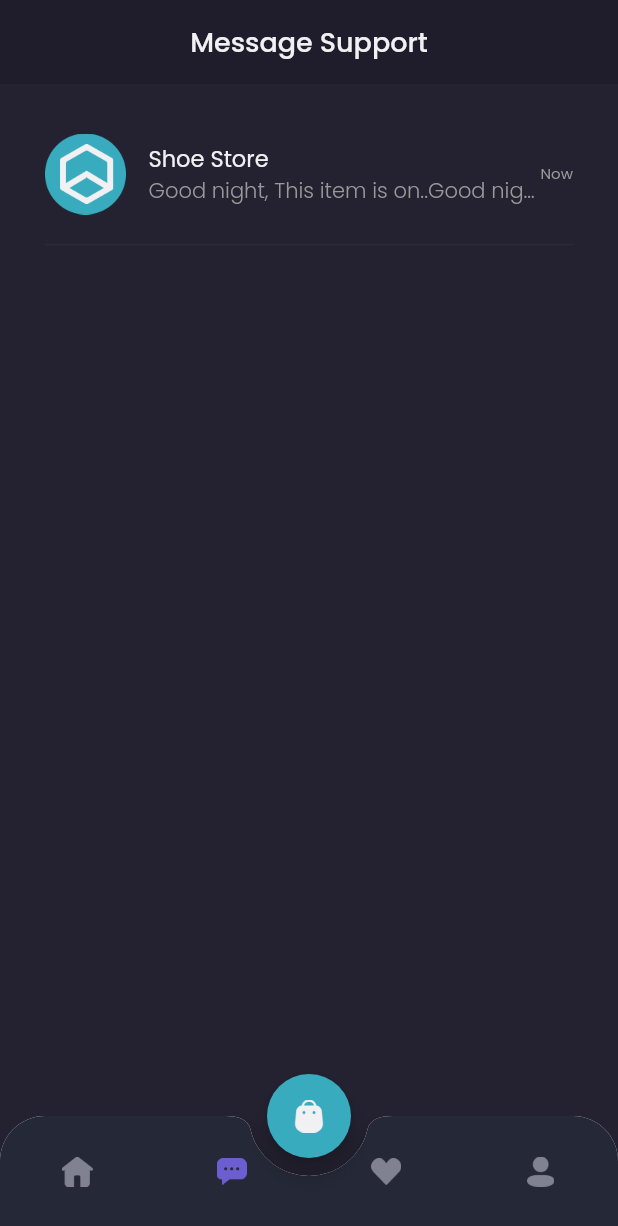
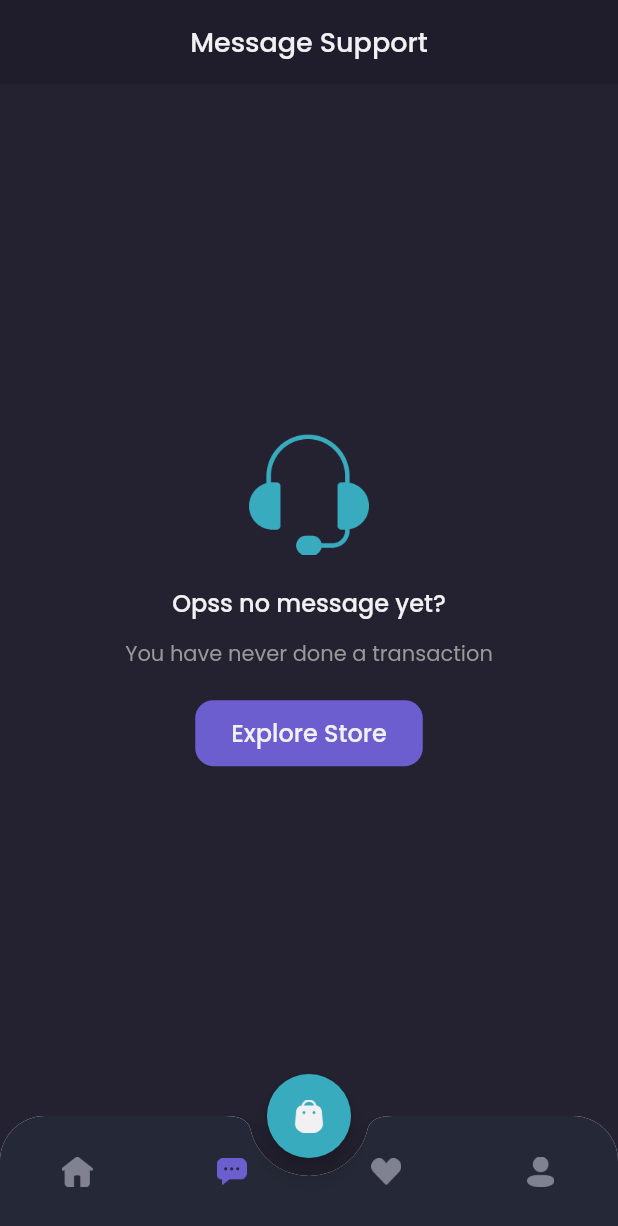
Before and after one commit to endijulian/flutter_toko_online, a Flutter app: the MainPage screen opened by its route, item 2 of the bottom bar chosen, on a phone screen of 412 x 824 dp. Shown: the top 1226 px of the screen. Run offline on Flutter 3.47's test engine with Material 2 defaults, Android fonts, the phone set to English and light mode, and no system bars; our stand-ins replace cloud_firestore, firebase_core, google_fonts; accounts and stored records are empty; network calls fail.

Commit message:
finish chat

```diff
--- a/lib/main.dart
+++ b/lib/main.dart
@@ -13,6 +13,7 @@ import 'package:shamo/pages/sign_up_page.dart';
 import 'package:shamo/pages/splash_page.dart';
 import 'package:shamo/providers/auth_provider.dart';
 import 'package:shamo/providers/cart_provider.dart';
+import 'package:shamo/providers/page_provider.dart';
 import 'package:shamo/providers/product_provider.dart';
 import 'package:shamo/providers/transaction_provider.dart';
 import 'package:shamo/providers/wishlist_provider.dart';
@@ -45,6 +46,9 @@ class MyApp extends StatelessWidget {
         ChangeNotifierProvider(
           create: (context) => TransactionProvider(),
         ),
+        ChangeNotifierProvider(
+          create: (context) => PageProvider(),
+        ),
       ],
       child: MaterialApp(
         debugShowCheckedModeBanner: false,
--- a/lib/models/product_model.dart
+++ b/lib/models/product_model.dart
@@ -46,8 +46,8 @@ class ProductModel {
       'tags': tags,
       'category': category.toJson(),
       'galleries': galleries.map((gallery) => gallery.toJson()).toList(),
-      'createdAt': createdAt.toString(),
-      'updatedAt': updatedAt.toString(),
+      'created_at': createdAt.toString(),
+      'updated_at': updatedAt.toString(),
     };
   }
 }
--- a/lib/pages/home/chat_page.dart
+++ b/lib/pages/home/chat_page.dart
@@ -1,10 +1,18 @@
 import 'package:flutter/material.dart';
+import 'package:provider/provider.dart';
+import 'package:shamo/models/message_model.dart';
+import 'package:shamo/providers/auth_provider.dart';
+import 'package:shamo/providers/page_provider.dart';
+import 'package:shamo/services/message_service.dart';
 import 'package:shamo/theme.dart';
 import 'package:shamo/widgets/chat_tile.dart';
 
 class ChatPage extends StatelessWidget {
   @override
   Widget build(BuildContext context) {
+    AuthProvider authProvider = Provider.of<AuthProvider>(context);
+    PageProvider pageProvider = Provider.of<PageProvider>(context);
+
     Widget header() {
       return AppBar(
         backgroundColor: backgroundColor1,
@@ -56,7 +64,9 @@ class ChatPage extends StatelessWidget {
               Container(
                 height: 44,
                 child: TextButton(
-                  onPressed: () {},
+                  onPressed: () {
+                    pageProvider.currentIndex = 0;
+                  },
                   style: TextButton.styleFrom(
                     padding: EdgeInsets.symmetric(
                       horizontal: 24,
@@ -83,6 +93,15 @@ class ChatPage extends StatelessWidget {
     }
 
     Widget content() {
+      return StreamBuilder<List<MessageModel>>(
+          stream: MessageService()
+              .getMessagesByUserId(userId: authProvider.user.id),
+          builder: (context, snapshot) {
+            if (snapshot.hasData) {
+              if (snapshot.data.length == 0) {
+                return emptyChat();
+              }
+
               return Expanded(
                 child: Container(
                   width: double.infinity,
@@ -92,11 +111,15 @@ class ChatPage extends StatelessWidget {
                       horizontal: defaultMargin,
                     ),
                     children: [
-              ChatTile(),
+                      ChatTile(snapshot.data[snapshot.data.length - 1]),
                     ],
                   ),
                 ),
               );
+            } else {
+              return emptyChat();
+            }
+          });
     }
 
     return Column(
--- a/lib/pages/home/main_page.dart
+++ b/lib/pages/home/main_page.dart
@@ -1,8 +1,10 @@
 import 'package:flutter/material.dart';
+import 'package:provider/provider.dart';
 import 'package:shamo/pages/home/chat_page.dart';
 import 'package:shamo/pages/home/home_page.dart';
 import 'package:shamo/pages/home/profile_page.dart';
 import 'package:shamo/pages/home/wishlist_page.dart';
+import 'package:shamo/providers/page_provider.dart';
 import 'package:shamo/theme.dart';
 
 class MainPage extends StatefulWidget {
@@ -11,10 +13,12 @@ class MainPage extends StatefulWidget {
 }
 
 class _MainPageState extends State<MainPage> {
-  int currentIndex = 0;
+  // int currentIndex = 0;
 
   @override
   Widget build(BuildContext context) {
+    PageProvider pageProvider = Provider.of<PageProvider>(context);
+
     Widget cartButton() {
       return FloatingActionButton(
         onPressed: () {
@@ -39,10 +43,10 @@ class _MainPageState extends State<MainPage> {
           clipBehavior: Clip.antiAlias,
           child: BottomNavigationBar(
             backgroundColor: backgroundColor4,
-            currentIndex: currentIndex,
+            currentIndex: pageProvider.currentIndex,
             onTap: (value) {
               setState(() {
-                currentIndex = value;
+                pageProvider.currentIndex = value;
               });
             },
             type: BottomNavigationBarType.fixed,
@@ -56,7 +60,9 @@ class _MainPageState extends State<MainPage> {
                   child: Image.asset(
                     'assets/home.png',
                     width: 21,
-                    color: currentIndex == 0 ? primaryColor : Color(0XFF808191),
+                    color: pageProvider.currentIndex == 0
+                        ? primaryColor
+                        : Color(0XFF808191),
                   ),
                 ),
                 label: '',
@@ -70,7 +76,9 @@ class _MainPageState extends State<MainPage> {
                   child: Image.asset(
                     'assets/chat_icon.png',
                     width: 20,
-                    color: currentIndex == 1 ? primaryColor : Color(0XFF808191),
+                    color: pageProvider.currentIndex == 1
+                        ? primaryColor
+                        : Color(0XFF808191),
                   ),
                 ),
                 label: '',
@@ -84,7 +92,9 @@ class _MainPageState extends State<MainPage> {
                   child: Image.asset(
                     'assets/love_icon.png',
                     width: 20,
-                    color: currentIndex == 2 ? primaryColor : Color(0XFF808191),
+                    color: pageProvider.currentIndex == 2
+                        ? primaryColor
+                        : Color(0XFF808191),
                   ),
                 ),
                 label: '',
@@ -98,7 +108,9 @@ class _MainPageState extends State<MainPage> {
                   child: Image.asset(
                     'assets/Profile.png',
                     width: 18,
-                    color: currentIndex == 3 ? primaryColor : Color(0XFF808191),
+                    color: pageProvider.currentIndex == 3
+                        ? primaryColor
+                        : Color(0XFF808191),
                   ),
                 ),
                 label: '',
@@ -110,7 +122,7 @@ class _MainPageState extends State<MainPage> {
     }
 
     Widget body() {
-      switch (currentIndex) {
+      switch (pageProvider.currentIndex) {
         case 0:
           return HomePage();
           // ignore: dead_code
@@ -133,7 +145,8 @@ class _MainPageState extends State<MainPage> {
     }
 
     return Scaffold(
-      backgroundColor: currentIndex == 0 ? backgroundColor1 : backgroundColor3,
+      backgroundColor:
+          pageProvider.currentIndex == 0 ? backgroundColor1 : backgroundColor3,
       floatingActionButton: cartButton(),
       floatingActionButtonLocation: FloatingActionButtonLocation.centerDocked,
       bottomNavigationBar: customBottomNav(),
--- /dev/null
+++ b/lib/providers/page_provider.dart
@@ -0,0 +1,12 @@
+import 'package:flutter/cupertino.dart';
+
+class PageProvider with ChangeNotifier {
+  int _currentIndex = 0;
+
+  int get currentIndex => _currentIndex;
+
+  set currentIndex(int index) {
+    _currentIndex = index;
+    notifyListeners();
+  }
+}
--- a/lib/widgets/chat_tile.dart
+++ b/lib/widgets/chat_tile.dart
@@ -1,9 +1,13 @@
 import 'package:flutter/material.dart';
+import 'package:shamo/models/message_model.dart';
 import 'package:shamo/models/product_model.dart';
 import 'package:shamo/pages/detail_chat_page.dart';
 import 'package:shamo/theme.dart';
 
 class ChatTile extends StatelessWidget {
+  final MessageModel message;
+  ChatTile(this.message);
+
   @override
   Widget build(BuildContext context) {
     return GestureDetector(
@@ -44,7 +48,7 @@ class ChatTile extends StatelessWidget {
                         ),
                       ),
                       Text(
-                        'Good night, This item is on..Good night, This item is on..Good night, This item is on..',
+                        message.message,
                         style: secondaryTextStyle.copyWith(
                           fontWeight: light,
                         ),
```
Also changed, not shown: lib/models/message_model.dart (+5 -5 lines), lib/pages/detail_chat_page.dart (+46 -16 lines), lib/pages/home/wishlist_page.dart (+7 -1 lines), lib/services/message_service.dart (+26 -1 lines), lib/widgets/chat_bubble.dart (+9 -7 lines). Lines whose indentation alone changed are shown as unchanged.
